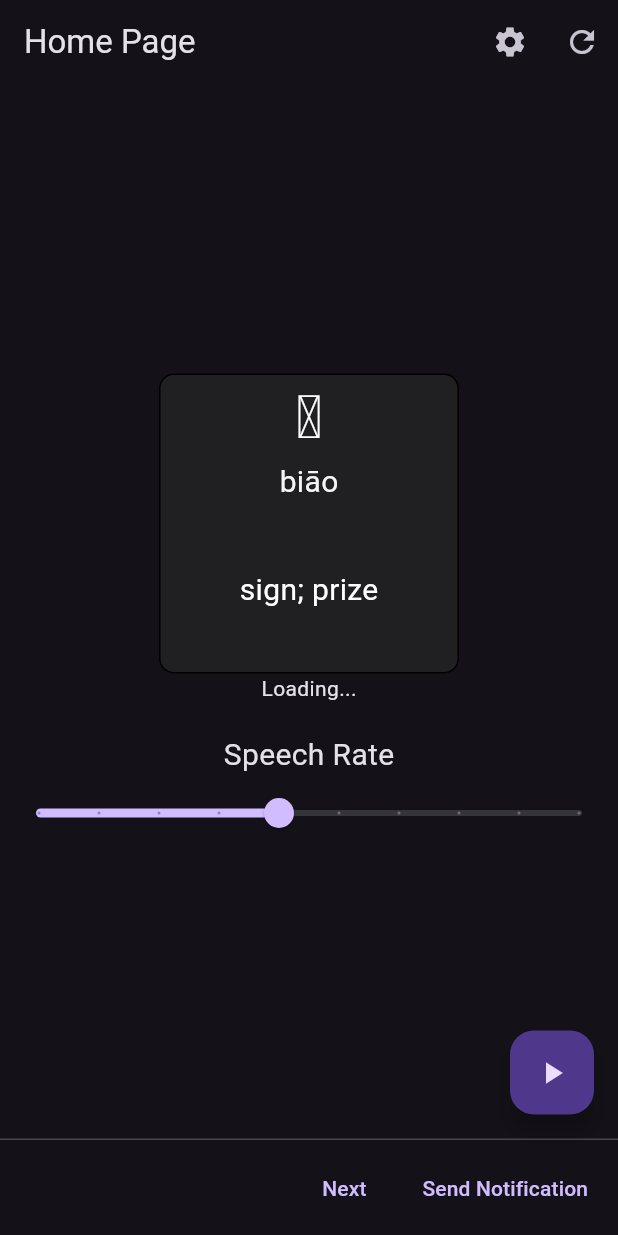
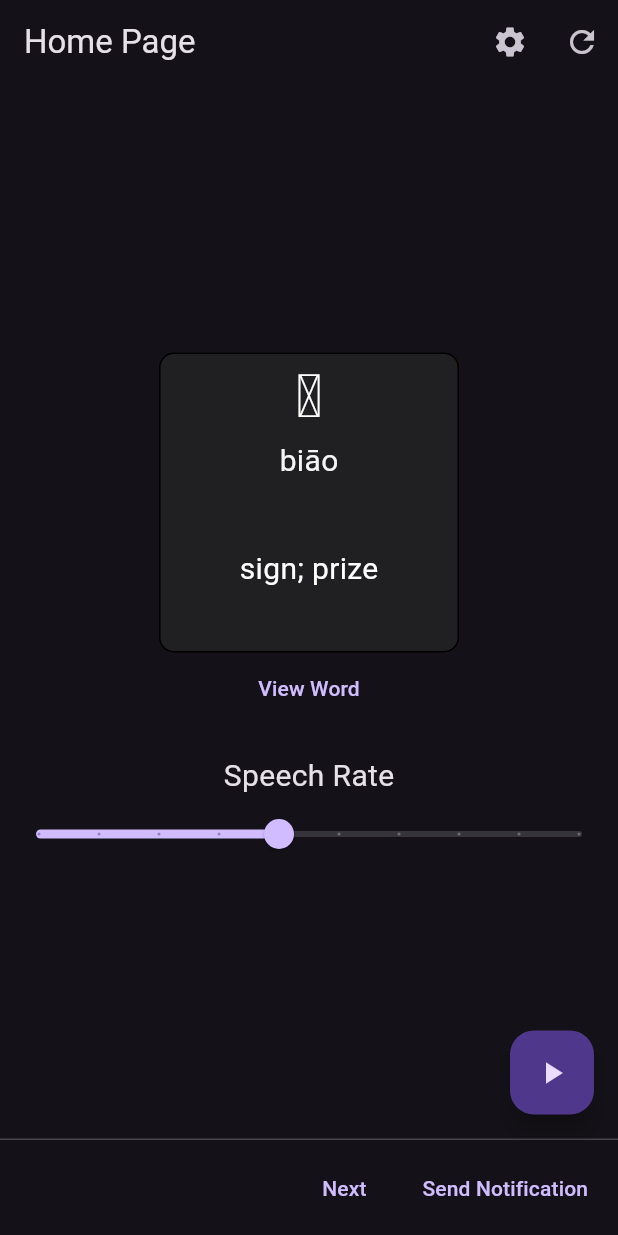
Before and after one commit to MohamedBenMassouda/LearnChinese, a Flutter app: the screen it shows after launch, on a phone screen of 412 x 824 dp. Run offline on Flutter 3.47's test engine with Material 2 defaults, Android fonts, the light colour scheme and no system bars; our stand-ins replace bot_toast, flutter_local_notifications, flutter_tts, hive_flutter, timezone; accounts and stored records are empty.

Commit message:
Text OverFlow Fixed, Notification Added, Viewing the word is saved

```diff
--- a/lib/main.dart
+++ b/lib/main.dart
@@ -1,3 +1,4 @@
+import 'package:bot_toast/bot_toast.dart';
 import 'package:flutter/material.dart';
 import 'package:hive_flutter/adapters.dart';
 import 'package:timezone/data/latest.dart' as tz;
@@ -10,6 +11,7 @@ void main() async {
   await Hive.initFlutter();
   await Hive.openBox('sentences');
   await Hive.openBox('word');
+  await Hive.openBox('settings');
 
   NotificationsServices().initNotification();
   tz.initializeTimeZones();
@@ -25,6 +27,8 @@ class MyApp extends StatelessWidget {
   Widget build(BuildContext context) {
     return MaterialApp(
       title: 'Flutter Demo',
+      builder: BotToastInit(),
+      navigatorObservers: [BotToastNavigatorObserver()],
       theme: ThemeData.dark(
         useMaterial3: true,
       ),
--- a/lib/models/database.dart
+++ b/lib/models/database.dart
@@ -4,6 +4,7 @@ import 'package:learn_chinese/models/word.dart';
 class Database {
   final sentenceBox = Hive.box('sentences');
   final wordBox = Hive.box('word');
+  final settingsBox = Hive.box('settings');
 
   void setWord(Word word) {
     wordBox.put('word', word.toJson());
@@ -11,6 +12,22 @@ class Database {
 
   getWord() {
     return wordBox.get('word', defaultValue: "null");
+  }
+
+  void setWordIsViewed(bool isViewed) {
+    wordBox.put('isViewed', isViewed);
+  }
+
+  bool getWordIsViewed() {
+    return wordBox.get('isViewed', defaultValue: false);
+  }
+
+  void setLastTimeAccessed(DateTime time) {
+    wordBox.put('lastTimeAccessed', time);
+  }
+
+  getLastTimeAccessed() {
+    return wordBox.get('lastTimeAccessed', defaultValue: "null");
   }
 
   void setSentences(List<Map<String, String>> sentences) {
@@ -28,4 +45,12 @@ class Database {
   void clearWord() {
     wordBox.delete("word");
   }
+
+  void setWordNotificationTime(String time) {
+    settingsBox.put('wordNotificationTime', time);
+  }
+
+  String getWordNotificationTime() {
+    return settingsBox.get('wordNotificationTime', defaultValue: "null");
+  }
 }
--- a/lib/models/word.dart
+++ b/lib/models/word.dart
@@ -1,21 +1,21 @@
 import 'dart:math';
 
 class Word {
-  String word;
-  String meaning;
-  String example;
+  String chinese;
+  String pinyin;
+  String english;
 
   Word({
-    required this.word,
-    required this.meaning,
-    required this.example
+    required this.chinese,
+    required this.pinyin,
+    required this.english
   });
 
   factory Word.fromJson(Map<dynamic, dynamic> json) {
     return Word(
-      word: json['chineseChar'],
-      meaning: json['howToRead'],
-      example: json['englishEquivalent'],
+      chinese: json['chineseChar'],
+      pinyin: json['howToRead'],
+      english: json['englishEquivalent'],
     );
   }
 
@@ -28,9 +28,9 @@ class Word {
 
   Map<String, dynamic> toJson() {
     return {
-      'chineseChar': word,
-      'howToRead': meaning,
-      'englishEquivalent': example,
+      'chineseChar': chinese,
+      'howToRead': pinyin,
+      'englishEquivalent': english,
     };
   }
 }
--- a/lib/screens/home_page.dart
+++ b/lib/screens/home_page.dart
@@ -5,6 +5,7 @@ import 'package:flutter_tts/flutter_tts.dart';
 import 'package:learn_chinese/models/database.dart';
 import 'package:learn_chinese/models/sentence.dart';
 import 'package:learn_chinese/models/word.dart';
+import 'package:learn_chinese/screens/settings_page.dart';
 import 'package:learn_chinese/services/notification_service.dart';
 import 'package:learn_chinese/utils/scrape_sentences.dart';
 import 'package:learn_chinese/widgets/sentence_tile.dart';
@@ -28,8 +29,26 @@ class _HomePageState extends State<HomePage> {
     super.initState();
     initTts();
     readFromFile();
-    db.clearWord();
-    db.clearSentences();
+
+    if (db.getLastTimeAccessed() == "null") {
+      db.setLastTimeAccessed(DateTime.now());
+    } else {
+      final lastTimeAccessed = db.getLastTimeAccessed();
+      final now = DateTime.now();
+
+      if (now.difference(lastTimeAccessed).inDays >= 1) {
+        db.setLastTimeAccessed(now);
+        db.clearWord();
+        db.clearSentences();
+      }
+    }
+  }
+
+  @override
+  void dispose() {
+    // TODO: implement dispose
+    super.dispose();
+    flutterTts.stop();
   }
 
   void initTts() async {
@@ -58,8 +77,12 @@ class _HomePageState extends State<HomePage> {
   }
 
   void readFromSentenceFile() async {
+    if (!db.getWordIsViewed()) {
+      return;
+    }
+
     if (db.getSentences().isEmpty) {
-      await getSentences(word!.word);
+      await getSentences(word!.chinese);
     }
 
     final data = db.getSentences();
@@ -82,21 +105,27 @@ class _HomePageState extends State<HomePage> {
 
   @override
   Widget build(BuildContext context) {
+    final isViewed = db.getWordIsViewed();
+
     return Scaffold(
       appBar: AppBar(
         title: const Text('Home Page'),
         actions: [
           IconButton(
-            onPressed: () {},
+            onPressed: () {
+              Navigator.push(context,
+                  MaterialPageRoute(builder: (context) => SettingsPage()));
+            },
             icon: const Icon(Icons.settings),
           ),
           IconButton(
             onPressed: () {
-              sentence = null;
               setState(() {
-                db.clearWord();
+                sentence = null;
+                word = Word.getRandomWord(words);
+                db.setWord(word!);
+                db.setWordIsViewed(false);
                 db.clearSentences();
-                word = Word.getRandomWord(words);
                 readFromSentenceFile();
               });
             },
@@ -104,17 +133,28 @@ class _HomePageState extends State<HomePage> {
           ),
         ],
       ),
-      // body: Center(
-      //   child: word == null ? const Text('Home Page') : WordTile(word: word!),
-      // ),
       body: Center(
           child: Column(
         mainAxisAlignment: MainAxisAlignment.center,
         children: [
-          word == null ? const Text('Home Page') : WordTile(word: word!),
+          isViewed || word == null ? const SizedBox() : WordTile(word: word!),
 
-          sentence == null
-              ? const Text('Loading...')
+          isViewed
+              ? const SizedBox()
+              : TextButton(
+                  onPressed: () {
+                    setState(() {
+                      db.setWordIsViewed(true);
+                      readFromSentenceFile();
+                    });
+                  },
+                  child: const Text('View Word'),
+                ),
+
+          sentence == null || sentence!.sentence.isEmpty
+              ? isViewed
+                  ? const Text('Loading...')
+                  : const SizedBox()
               : SentenceTile(sentence: sentence!, word: word!),
 
           const SizedBox(
@@ -144,18 +184,16 @@ class _HomePageState extends State<HomePage> {
           )
         ],
       )),
-
       floatingActionButton: FloatingActionButton(
         onPressed: () async {
           if (sentence == null) {
-            await flutterTts.speak(word!.word);
+            await flutterTts.speak(word!.chinese);
           } else {
             await flutterTts.speak(sentence!.sentence);
           }
         },
         child: const Icon(Icons.play_arrow),
       ),
-
       persistentFooterButtons: [
         TextButton(
           onPressed: () {
--- a/lib/utils/generate_random_color.dart
+++ b/lib/utils/generate_random_color.dart
@@ -11,10 +11,7 @@ List<Color> colors = [
   Colors.orange,
   Colors.pink,
   Colors.teal,
-  Colors.cyan,
   Colors.indigo,
-  Colors.amber,
-  Colors.lime,
   Colors.lightBlue,
   Colors.lightGreen,
   Colors.deepOrange,
--- a/lib/widgets/word_tile.dart
+++ b/lib/widgets/word_tile.dart
@@ -32,10 +32,10 @@ class WordTile extends StatelessWidget {
         children: [
           InkWell(
             onLongPress: () {
-              Clipboard.setData(ClipboardData(text: word.word));
+              Clipboard.setData(ClipboardData(text: word.chinese));
             },
             child: Text(
-              word.word,
+              word.chinese,
               style: const TextStyle(
                 color: Colors.white,
                 fontSize: 40,
@@ -43,7 +43,7 @@ class WordTile extends StatelessWidget {
             ),
           ),
           Text(
-            word.meaning,
+            word.pinyin,
             style: TextStyle(
               fontSize: 20,
               color: Colors.grey[100],
@@ -51,7 +51,7 @@ class WordTile extends StatelessWidget {
           ),
           const Spacer(),
           Text(
-            word.example,
+            word.english,
             style: const TextStyle(
               fontSize: 20,
               color: Colors.white,
--- a/pubspec.yaml
+++ b/pubspec.yaml
@@ -42,6 +42,7 @@ dependencies:
   hive_flutter: ^1.1.0
   path_provider: ^2.0.15
   flutter_local_notifications: ^15.1.0+1
+  bot_toast: ^4.0.4
 
 dev_dependencies:
   flutter_test:
```
Also changed, not shown: lib/screens/settings_page.dart (+57 -3 lines), lib/services/notification_service.dart (+37 -1 lines), lib/utils/toast_snack_bar.dart (added, +25 -0 lines), lib/widgets/sentence_tile.dart (+38 -33 lines), pubspec.lock.
